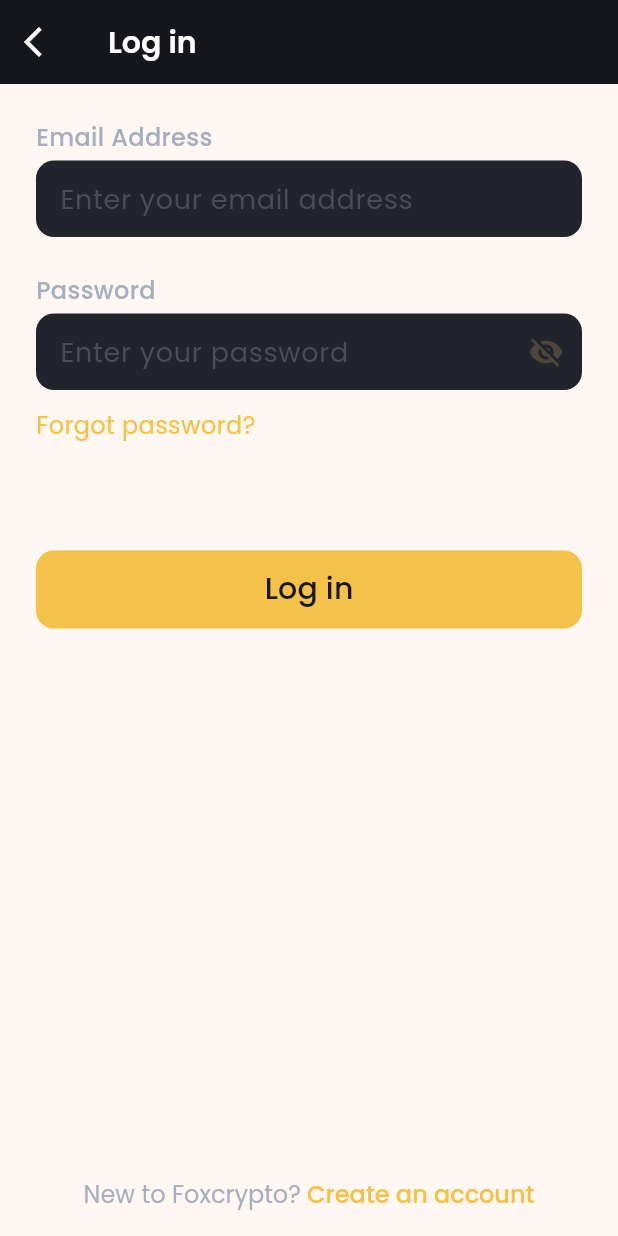
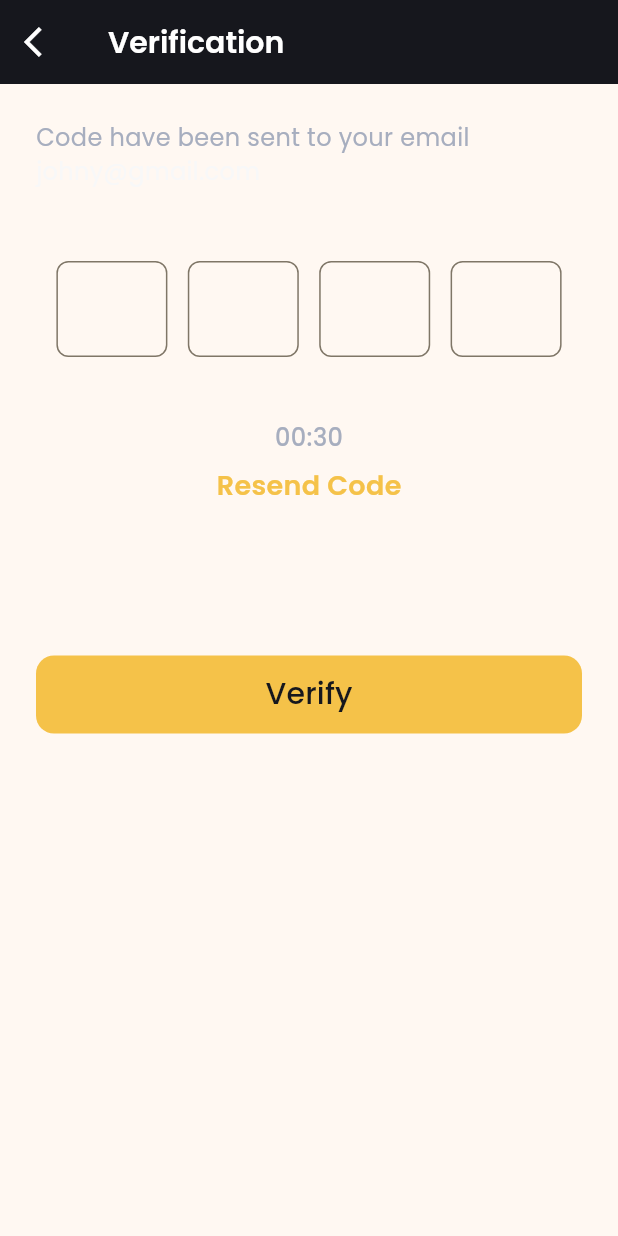
Before and after one commit to LuuNgocLan/fox-crypto-ui, a Flutter app: the LoginPage screen opened by its route, after a tap on "Log in", on a phone screen of 412 x 824 dp. Run offline on Flutter 3.47's test engine with Material 2 defaults, Android fonts, the light colour scheme and no system bars; our stand-ins replace flutter_svg, smooth_page_indicator.

Commit message:
feat: add verification code screen

```diff
--- a/lib/routes/routes.dart
+++ b/lib/routes/routes.dart
@@ -3,6 +3,7 @@ import 'package:fox_crypto_ui/screens/get_started/get_started_page.dart';
 import 'package:fox_crypto_ui/screens/login/login_page.dart';
 import 'package:fox_crypto_ui/screens/onboarding/onboarding_page.dart';
 import 'package:fox_crypto_ui/screens/sign_up/sign_up_page.dart';
+import 'package:fox_crypto_ui/screens/verification_code/verification_code_page.dart';
 
 //Note:  Warning: When using initialRoute, don’t define a home property on MaterialApp
 class Routes {
@@ -12,11 +13,23 @@ class Routes {
   static const String started = '/started';
   static const String login = '/login';
   static const String signup = '/signup';
+  static const String verificationCode = '/verificationCode';
+  static const String accountVerifyStep1 = '/accountVerifyStep1';
+  static const String accountVerifyStep2 = '/accountVerifyStep2';
+  static const String accountVerifyStep3 = '/accountVerifyStep3';
+  static const String completed = '/completed';
+  static const String home = '/home';
 
   static final routes = <String, WidgetBuilder>{
     onboarding: (BuildContext context) => const OnboardingPage(),
-    started: (BuildContext  context) => const GetStartedPage(),
-    login: (BuildContext  context) => const LoginPage(),
-    signup: (BuildContext  context) => const SignUpPage(),
+    started: (BuildContext context) => const GetStartedPage(),
+    login: (BuildContext context) => const LoginPage(),
+    signup: (BuildContext context) => const SignUpPage(),
+    verificationCode: (BuildContext context) => const VerificationCodePage(),
+    accountVerifyStep1: (BuildContext context) => const SignUpPage(),
+    accountVerifyStep2: (BuildContext context) => const SignUpPage(),
+    accountVerifyStep3: (BuildContext context) => const SignUpPage(),
+    completed: (BuildContext context) => const SignUpPage(),
+    home: (BuildContext context) => const SignUpPage(),
   };
 }
--- a/lib/screens/login/login_page.dart
+++ b/lib/screens/login/login_page.dart
@@ -48,7 +48,9 @@ class LoginPage extends StatelessWidget {
               ),
               const SizedBox(height: 72.0),
               CommonButton(
-                onAction: () {},
+                onAction: () {
+                  Navigator.pushNamed(context, Routes.verificationCode);
+                },
                 label: "Log in",
               ),
               const Spacer(),
--- /dev/null
+++ b/lib/screens/verification_code/input_code.dart
@@ -0,0 +1,70 @@
+import 'package:flutter/material.dart';
+import 'package:flutter/services.dart';
+import 'package:fox_crypto_ui/config/app_colors.dart';
+import 'package:fox_crypto_ui/config/app_text_style.dart';
+
+class InputCode extends StatefulWidget {
+  final Function(String) onSubmitValue;
+  const InputCode({
+    super.key,
+    required this.onSubmitValue,
+  });
+
+  @override
+  State<StatefulWidget> createState() {
+    return _InputCode();
+  }
+}
+
+class _InputCode extends State<InputCode> {
+  List<String> input = List.generate(4, (index) => "");
+  @override
+  Widget build(BuildContext context) {
+    return Row(
+      mainAxisAlignment: MainAxisAlignment.spaceEvenly,
+      children: [
+        codeItem(0),
+        codeItem(1),
+        codeItem(2),
+        codeItem(3),
+      ],
+    );
+  }
+
+  Widget codeItem(int index) {
+    return SizedBox(
+      width: 74.0,
+      height: 74.0,
+      child: TextField(
+        onChanged: (value) {
+          if (value.length == 1) {
+            input[index] = value;
+            String codeValue = "";
+            input.forEach((e) => codeValue += e);
+            widget.onSubmitValue(codeValue);
+            FocusScope.of(context).nextFocus();
+          }
+        },
+        textAlign: TextAlign.center,
+        textAlignVertical: TextAlignVertical.center,
+        style: const TextStyle(
+          fontFamily: AppTextStyle.poppinsSemiBold,
+          fontSize: 27.0,
+          color: AppColors.textColor,
+        ),
+        keyboardType: TextInputType.number,
+        inputFormatters: [
+          LengthLimitingTextInputFormatter(1),
+          FilteringTextInputFormatter.digitsOnly,
+        ],
+        decoration: InputDecoration(
+          contentPadding:
+              const EdgeInsets.symmetric(horizontal: 16.0, vertical: 12.0),
+          border: OutlineInputBorder(
+            borderRadius: BorderRadius.circular(8.0),
+          ),
+        ),
+      ),
+    );
+  }
+}
--- /dev/null
+++ b/lib/screens/verification_code/verification_code_page.dart
@@ -0,0 +1,85 @@
+import 'package:flutter/material.dart';
+import 'package:fox_crypto_ui/config/app_colors.dart';
+import 'package:fox_crypto_ui/config/app_text_style.dart';
+import 'package:fox_crypto_ui/screens/verification_code/input_code.dart';
+import 'package:fox_crypto_ui/shared_view/common_app_bar.dart';
+import 'package:fox_crypto_ui/shared_view/common_button.dart';
+
+class VerificationCodePage extends StatelessWidget {
+  const VerificationCodePage({super.key});
+
+  @override
+  Widget build(BuildContext context) {
+    return SafeArea(
+      top: false,
+      child: Scaffold(
+        appBar: CommonAppBar(
+          title: "Verification",
+          onBack: () {
+            Navigator.pop(context);
+          },
+        ),
+        body: Padding(
+          padding: const EdgeInsets.symmetric(horizontal: 24.0),
+          child: Column(
+            crossAxisAlignment: CrossAxisAlignment.start,
+            children: [
+              const SizedBox(height: 24.0),
+              const Text(
+                "Code have been sent to your email",
+                style: TextStyle(
+                  fontFamily: AppTextStyle.poppinsRegular,
+                  color: AppColors.placeHolder,
+                  fontSize: 16.0,
+                ),
+              ),
+              const Text(
+                "johny@gmail.com",
+                style: TextStyle(
+                  fontFamily: AppTextStyle.poppinsRegular,
+                  color: AppColors.textColor,
+                  fontSize: 16.0,
+                ),
+              ),
+              const SizedBox(height: 48.0),
+              InputCode(
+                onSubmitValue: (code) {
+                  print("Get Input code: $code");
+                },
+              ),
+              const SizedBox(height: 32.0),
+              const Center(
+                child: Text(
+                  "00:30",
+                  style: TextStyle(
+                    fontFamily: AppTextStyle.poppinsMedium,
+                    color: AppColors.placeHolder,
+                    fontSize: 16.0,
+                  ),
+                ),
+              ),
+              const SizedBox(height: 8.0),
+              GestureDetector(
+                onTap: () {
+                  print("resend code");
+                },
+                child: const Center(
+                  child: Text(
+                    "Resend Code",
+                    style: TextStyle(
+                      fontFamily: AppTextStyle.poppinsSemiBold,
+                      color: AppColors.primary,
+                      fontSize: 18.0,
+                    ),
+                  ),
+                ),
+              ),
+              const SizedBox(height: 100.0),
+              CommonButton(onAction: () {}, label: "Verify"),
+            ],
+          ),
+        ),
+      ),
+    );
+  }
+}
```
